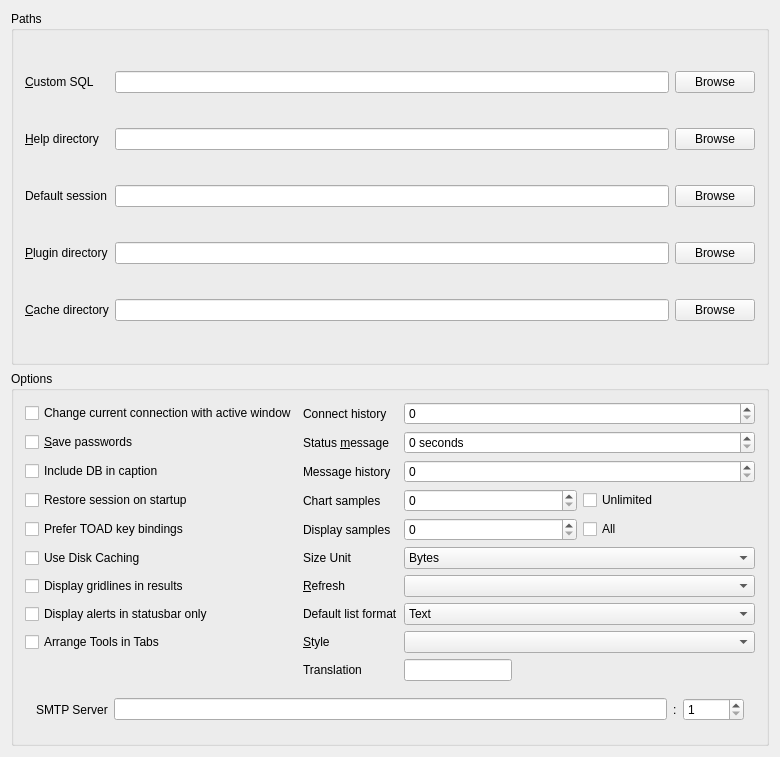
Old version of the form src/toglobalsettingui.ui in the repository netrunner-debian-kde-extras/tora.
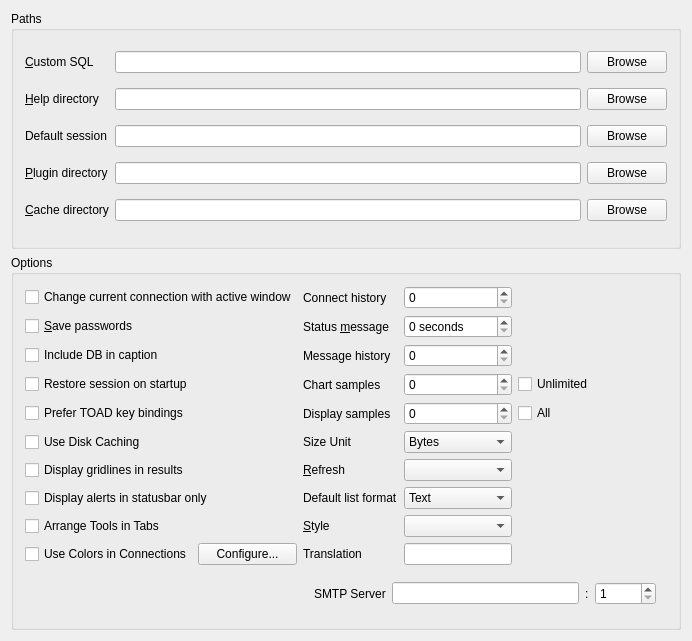
New version of the form.

Diff of the .ui file:
```diff
--- a/src/toglobalsettingui.ui
+++ b/src/toglobalsettingui.ui
@@ -1,12 +1,12 @@
 <ui version="4.0" >
  <class>toGlobalSettingUI</class>
- <widget class="QWidget" name="toGlobalSettingUI" >
-  <property name="geometry" >
+ <widget class="QWidget" name="toGlobalSettingUI">
+  <property name="geometry">
    <rect>
     <x>0</x>
     <y>0</y>
-    <width>780</width>
-    <height>757</height>
+    <width>692</width>
+    <height>641</height>
    </rect>
   </property>
   <property name="windowTitle" >
@@ -160,10 +160,10 @@
      <property name="title" >
       <string>Options</string>
      </property>
-     <layout class="QGridLayout" >
-      <item row="0" column="0" >
-       <widget class="QCheckBox" name="ChangeConnection" >
-        <property name="toolTip" >
+     <layout class="QGridLayout" name="gridLayout">
+      <item row="0" column="0">
+       <widget class="QCheckBox" name="ChangeConnection">
+        <property name="toolTip">
          <string>Change currently select connection to the connection of the new active window</string>
         </property>
         <property name="text" >
@@ -171,9 +171,9 @@
         </property>
        </widget>
       </item>
-      <item row="0" column="1" >
-       <widget class="QLabel" name="TextLabel3_2_2" >
-        <property name="toolTip" >
+      <item row="0" column="1">
+       <widget class="QLabel" name="TextLabel3_2_2">
+        <property name="toolTip">
          <string>Number of connections to save in history.</string>
         </property>
         <property name="text" >
@@ -187,9 +187,9 @@
         </property>
        </widget>
       </item>
-      <item row="0" column="2" colspan="2" >
-       <widget class="QSpinBox" name="ConnectHistory" >
-        <property name="suffix" >
+      <item row="0" column="2">
+       <widget class="QSpinBox" name="ConnectHistory">
+        <property name="suffix">
          <string/>
         </property>
         <property name="maximum" >
@@ -197,9 +197,9 @@
         </property>
        </widget>
       </item>
-      <item row="1" column="0" >
-       <widget class="QCheckBox" name="SavePassword" >
-        <property name="toolTip" >
+      <item row="1" column="0">
+       <widget class="QCheckBox" name="SavePassword">
+        <property name="toolTip">
          <string>Remember the last password you used to connect.
 Will leave the password unencrypted in the config file.</string>
         </property>
@@ -211,9 +211,9 @@
         </property>
        </widget>
       </item>
-      <item row="1" column="1" >
-       <widget class="QLabel" name="StatusLabel" >
-        <property name="toolTip" >
+      <item row="1" column="1">
+       <widget class="QLabel" name="StatusLabel">
+        <property name="toolTip">
          <string>The time in seconds temporary messages will be displayed in the status bar. 0 means keep.</string>
         </property>
         <property name="text" >
@@ -227,16 +227,16 @@
         </property>
        </widget>
       </item>
-      <item row="1" column="2" colspan="2" >
-       <widget class="QSpinBox" name="Status" >
-        <property name="suffix" >
+      <item row="1" column="2">
+       <widget class="QSpinBox" name="Status">
+        <property name="suffix">
          <string> seconds</string>
         </property>
        </widget>
       </item>
-      <item row="2" column="0" >
-       <widget class="QCheckBox" name="IncludeDB" >
-        <property name="toolTip" >
+      <item row="2" column="0">
+       <widget class="QCheckBox" name="IncludeDB">
+        <property name="toolTip">
          <string>Include database connection in window captions</string>
         </property>
         <property name="text" >
@@ -244,9 +244,9 @@
         </property>
        </widget>
       </item>
-      <item row="2" column="1" >
-       <widget class="QLabel" name="TextLabel3_2" >
-        <property name="toolTip" >
+      <item row="2" column="1">
+       <widget class="QLabel" name="TextLabel3_2">
+        <property name="toolTip">
          <string>Number of status messages to save in the message history.</string>
         </property>
         <property name="text" >
@@ -260,9 +260,9 @@
         </property>
        </widget>
       </item>
-      <item row="2" column="2" colspan="2" >
-       <widget class="QSpinBox" name="HistorySize" >
-        <property name="suffix" >
+      <item row="2" column="2">
+       <widget class="QSpinBox" name="HistorySize">
+        <property name="suffix">
          <string/>
         </property>
         <property name="maximum" >
@@ -270,16 +270,16 @@
         </property>
        </widget>
       </item>
-      <item row="3" column="0" >
-       <widget class="QCheckBox" name="RestoreSession" >
-        <property name="text" >
+      <item row="3" column="0">
+       <widget class="QCheckBox" name="RestoreSession">
+        <property name="text">
          <string>Restore session on startup</string>
         </property>
        </widget>
       </item>
-      <item row="3" column="1" >
-       <widget class="QLabel" name="TextLabel3_2_3" >
-        <property name="toolTip" >
+      <item row="3" column="1">
+       <widget class="QLabel" name="TextLabel3_2_3">
+        <property name="toolTip">
          <string>Number of samples to keep in line and barcharts by default.</string>
         </property>
         <property name="text" >
@@ -293,9 +293,9 @@
         </property>
        </widget>
       </item>
-      <item row="3" column="2" >
-       <widget class="QSpinBox" name="ChartSamples" >
-        <property name="suffix" >
+      <item row="3" column="2">
+       <widget class="QSpinBox" name="ChartSamples">
+        <property name="suffix">
          <string/>
         </property>
         <property name="maximum" >
@@ -303,9 +303,9 @@
         </property>
        </widget>
       </item>
-      <item row="3" column="3" >
-       <widget class="QCheckBox" name="UnlimitedSamples" >
-        <property name="toolTip" >
+      <item row="3" column="3">
+       <widget class="QCheckBox" name="UnlimitedSamples">
+        <property name="toolTip">
          <string>Save unlimited number of samples. Can consume large amounts of memory.</string>
         </property>
         <property name="text" >
@@ -313,9 +313,19 @@
         </property>
        </widget>
       </item>
-      <item row="4" column="1" >
-       <widget class="QLabel" name="TextLabel3_2_3_2" >
-        <property name="toolTip" >
+      <item row="4" column="0">
+       <widget class="QCheckBox" name="ToadBindings">
+        <property name="toolTip">
+         <string>Use TOAD keybindings instead of classic TOra.</string>
+        </property>
+        <property name="text">
+         <string>Prefer TOAD key bindings</string>
+        </property>
+       </widget>
+      </item>
+      <item row="4" column="1">
+       <widget class="QLabel" name="TextLabel3_2_3_2">
+        <property name="toolTip">
          <string>Number of samples to display in line and barcharts by default.</string>
         </property>
         <property name="text" >
@@ -329,9 +339,9 @@
         </property>
        </widget>
       </item>
-      <item row="4" column="2" >
-       <widget class="QSpinBox" name="DisplaySamples" >
-        <property name="suffix" >
+      <item row="4" column="2">
+       <widget class="QSpinBox" name="DisplaySamples">
+        <property name="suffix">
          <string/>
         </property>
         <property name="maximum" >
@@ -339,9 +349,9 @@
         </property>
        </widget>
       </item>
-      <item row="4" column="3" >
-       <widget class="QCheckBox" name="AllSamples" >
-        <property name="toolTip" >
+      <item row="4" column="3">
+       <widget class="QCheckBox" name="AllSamples">
+        <property name="toolTip">
          <string>Display all available samples</string>
         </property>
         <property name="text" >
@@ -349,9 +359,19 @@
         </property>
        </widget>
       </item>
-      <item row="5" column="1" >
-       <widget class="QLabel" name="SizeLabel" >
-        <property name="toolTip" >
+      <item row="5" column="0">
+       <widget class="QCheckBox" name="DiskCaching">
+        <property name="toolTip">
+         <string>Use Disk Caching of ObjectLists and Synonyms</string>
+        </property>
+        <property name="text">
+         <string>Use Disk Caching</string>
+        </property>
+       </widget>
+      </item>
+      <item row="5" column="1">
+       <widget class="QLabel" name="SizeLabel">
+        <property name="toolTip">
          <string>Define the unit sizes should be displayed.</string>
         </property>
         <property name="text" >
@@ -365,8 +385,8 @@
         </property>
        </widget>
       </item>
-      <item row="5" column="2" colspan="2" >
-       <widget class="QComboBox" name="SizeUnit" >
+      <item row="5" column="2">
+       <widget class="QComboBox" name="SizeUnit">
         <item>
          <property name="text" >
           <string>Bytes</string>
@@ -384,9 +404,19 @@
         </item>
        </widget>
       </item>
-      <item row="6" column="1" >
-       <widget class="QLabel" name="RefreshLabel" >
-        <property name="toolTip" >
+      <item row="6" column="0">
+       <widget class="QCheckBox" name="DisplayGrid">
+        <property name="toolTip">
+         <string>Show grid lines in output results table.</string>
+        </property>
+        <property name="text">
+         <string>Display gridlines in results</string>
+        </property>
+       </widget>
+      </item>
+      <item row="6" column="1">
+       <widget class="QLabel" name="RefreshLabel">
+        <property name="toolTip">
          <string>Default refreshtime in tools.</string>
         </property>
         <property name="text" >
@@ -400,12 +430,22 @@
         </property>
        </widget>
       </item>
-      <item row="6" column="2" colspan="2" >
-       <widget class="QComboBox" name="Refresh" />
+      <item row="6" column="2">
+       <widget class="QComboBox" name="Refresh"/>
       </item>
-      <item row="7" column="1" >
-       <widget class="QLabel" name="TextLabel2" >
-        <property name="text" >
+      <item row="7" column="0">
+       <widget class="QCheckBox" name="Statusbar">
+        <property name="toolTip">
+         <string>Display alerts in messagebar instead of poping up a dialog with a warning.</string>
+        </property>
+        <property name="text">
+         <string>Display alerts in statusbar only</string>
+        </property>
+       </widget>
+      </item>
+      <item row="7" column="1">
+       <widget class="QLabel" name="TextLabel2">
+        <property name="text">
          <string>Default list format</string>
         </property>
         <property name="wordWrap" >
@@ -413,8 +453,8 @@
         </property>
        </widget>
       </item>
-      <item row="7" column="2" colspan="2" >
-       <widget class="QComboBox" name="DefaultFormat" >
+      <item row="7" column="2">
+       <widget class="QComboBox" name="DefaultFormat">
         <item>
          <property name="text" >
           <string>Text</string>
@@ -437,9 +477,16 @@
         </item>
        </widget>
       </item>
-      <item row="8" column="1" >
-       <widget class="QLabel" name="StyleLabel" >
-        <property name="toolTip" >
+      <item row="8" column="0">
+       <widget class="QCheckBox" name="TabbedTools">
+        <property name="text">
+         <string>Arrange Tools in Tabs</string>
+        </property>
+       </widget>
+      </item>
+      <item row="8" column="1">
+       <widget class="QLabel" name="StyleLabel">
+        <property name="toolTip">
          <string>The style to use for the user interface.</string>
         </property>
         <property name="text" >
@@ -453,13 +500,34 @@
         </property>
        </widget>
       </item>
-      <item row="8" column="2" colspan="2" >
-       <widget class="QComboBox" name="Style" />
+      <item row="8" column="2">
+       <widget class="QComboBox" name="Style"/>
       </item>
-      <item row="9" column="1" >
-       <widget class="QLabel" name="LocaleLabel" >
-        <property name="sizePolicy" >
-         <sizepolicy vsizetype="Fixed" hsizetype="Fixed" >
+      <item row="9" column="0">
+       <layout class="QHBoxLayout" name="horizontalLayout">
+        <item>
+         <widget class="QCheckBox" name="ColorizedConnections">
+          <property name="toolTip">
+           <string>Show color icons for session recognition in connection GUI widgets</string>
+          </property>
+          <property name="text">
+           <string>Use Colors in Connections</string>
+          </property>
+         </widget>
+        </item>
+        <item>
+         <widget class="QPushButton" name="ColorizedConnectionsConfigure">
+          <property name="text">
+           <string>Configure...</string>
+          </property>
+         </widget>
+        </item>
+       </layout>
+      </item>
+      <item row="9" column="1">
+       <widget class="QLabel" name="LocaleLabel">
+        <property name="sizePolicy">
+         <sizepolicy hsizetype="Fixed" vsizetype="Fixed">
           <horstretch>0</horstretch>
           <verstretch>0</verstretch>
          </sizepolicy>
@@ -475,44 +543,44 @@
         </property>
        </widget>
       </item>
-      <item row="9" column="2" colspan="2" >
-       <widget class="QLineEdit" name="Locale" >
-        <property name="sizePolicy" >
-         <sizepolicy vsizetype="Fixed" hsizetype="Fixed" >
+      <item row="9" column="2">
+       <widget class="QLineEdit" name="Locale">
+        <property name="sizePolicy">
+         <sizepolicy hsizetype="Fixed" vsizetype="Fixed">
           <horstretch>0</horstretch>
           <verstretch>0</verstretch>
          </sizepolicy>
         </property>
        </widget>
       </item>
-      <item row="10" column="0" colspan="4" >
-       <layout class="QHBoxLayout" >
-        <property name="spacing" >
+      <item row="10" column="1" colspan="3">
+       <layout class="QHBoxLayout">
+        <property name="spacing">
          <number>6</number>
         </property>
-        <property name="margin" >
+        <property name="margin">
          <number>11</number>
         </property>
         <item>
-         <widget class="QLabel" name="label" >
-          <property name="text" >
+         <widget class="QLabel" name="label">
+          <property name="text">
            <string>SMTP Server</string>
           </property>
          </widget>
         </item>
         <item>
-         <widget class="QLineEdit" name="SmtpServer" />
+         <widget class="QLineEdit" name="SmtpServer"/>
         </item>
         <item>
-         <widget class="QLabel" name="label_2" >
-          <property name="text" >
+         <widget class="QLabel" name="label_2">
+          <property name="text">
            <string>:</string>
           </property>
          </widget>
         </item>
         <item>
-         <widget class="QSpinBox" name="SmtpPort" >
-          <property name="minimum" >
+         <widget class="QSpinBox" name="SmtpPort">
+          <property name="minimum">
            <number>1</number>
           </property>
           <property name="maximum" >
@@ -522,59 +590,12 @@
         </item>
        </layout>
       </item>
-      <item row="4" column="0" >
-       <widget class="QCheckBox" name="ToadBindings" >
-        <property name="toolTip" >
-         <string>Use TOAD keybindings instead of classic TOra.</string>
-        </property>
-        <property name="text" >
-         <string>Prefer TOAD key bindings</string>
-        </property>
-       </widget>
-      </item>
-      <item row="5" column="0" >
-       <widget class="QCheckBox" name="DiskCaching" >
-        <property name="toolTip" >
-         <string>Use Disk Caching of ObjectLists and Synonyms</string>
-        </property>
-        <property name="text" >
-         <string>Use Disk Caching</string>
-        </property>
-       </widget>
-      </item>
-      <item row="6" column="0" >
-       <widget class="QCheckBox" name="DisplayGrid" >
-        <property name="toolTip" >
-         <string>Show grid lines in output results table.</string>
-        </property>
-        <property name="text" >
-         <string>Display gridlines in results</string>
-        </property>
-       </widget>
-      </item>
-      <item row="7" column="0" >
-       <widget class="QCheckBox" name="Statusbar" >
-        <property name="toolTip" >
-         <string>Display alerts in messagebar instead of poping up a dialog with a warning.</string>
-        </property>
-        <property name="text" >
-         <string>Display alerts in statusbar only</string>
-        </property>
-       </widget>
-      </item>
-      <item row="8" column="0" >
-       <widget class="QCheckBox" name="TabbedTools" >
-        <property name="text" >
-         <string>Arrange Tools in Tabs</string>
-        </property>
-       </widget>
-      </item>
      </layout>
     </widget>
    </item>
   </layout>
  </widget>
- <layoutdefault spacing="6" margin="11" />
+ <layoutdefault spacing="6" margin="11"/>
  <tabstops>
   <tabstop>CustomSQL</tabstop>
   <tabstop>SQLBrowse</tabstop>
```
Left out of the diff: 253 changed lines with no effect on the pictures.
